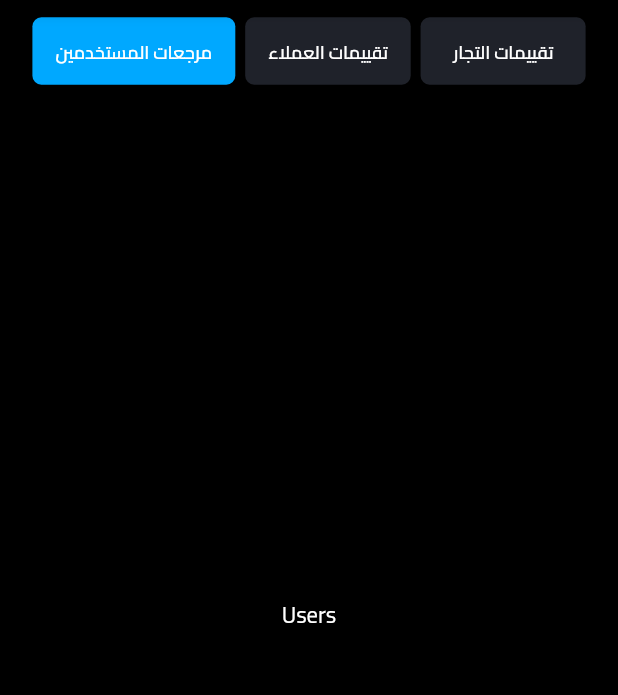
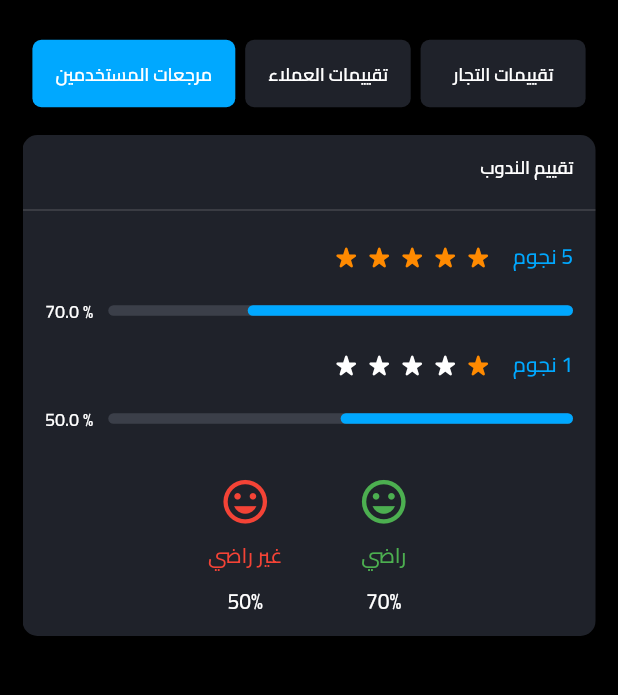
Before and after one commit to mohsen-mohamed/flutter_task, a Flutter app: the RatingPage screen opened by its route, after a tap on "تقييمات العملاء", after a tap on "مرجعات المستخدمين", on a phone screen of 412 x 824 dp, the part 84-779 px from its top. Run offline on Flutter 3.47's test engine with Material 2 defaults, Android fonts, the phone set to English and light mode, and no system bars; drawn by our look-alikes of flutter_rating_bar, percent_indicator; our stand-ins replace auto_route.

Commit message:
users rating card

```diff
--- a/lib/pages/rating/rating_page.dart
+++ b/lib/pages/rating/rating_page.dart
@@ -1,7 +1,7 @@
 import 'package:auto_route/auto_route.dart';
 import 'package:flutter/material.dart';
 import 'package:flutter_task/core/theme/theme.dart';
-import 'package:flutter_task/pages/rating/tabs/tab_button.dart';
+import 'package:flutter_task/pages/rating/widgets/tab_button.dart';
 
 import 'tabs/customers_tab.dart';
 import 'tabs/merchant_tab.dart';
@@ -41,7 +41,9 @@ class _RatingPageState extends State<RatingPage> with TickerProviderStateMixin {
           padding: const EdgeInsets.symmetric(vertical: 10, horizontal: 15),
           child: Column(
             children: [
-              Row(
+              Padding(
+                padding: const EdgeInsets.symmetric(vertical: 15),
+                child: Row(
                   mainAxisAlignment: MainAxisAlignment.spaceEvenly,
                   children: [
                     TabButton(
@@ -70,6 +72,7 @@ class _RatingPageState extends State<RatingPage> with TickerProviderStateMixin {
                     ),
                   ],
                 ),
+              ),
               TabBar(
                 controller: _tabController,
                 indicator: BoxDecoration(color: Theme.of(context).scaffoldBackgroundColor),
@@ -88,6 +91,7 @@ class _RatingPageState extends State<RatingPage> with TickerProviderStateMixin {
               Expanded(
                 child: TabBarView(
                   controller: _tabController,
+                  physics: const NeverScrollableScrollPhysics(),
                   children: const [
                     MerchantTab(),
                     CustomersTab(),
--- a/lib/pages/rating/tabs/merchant_tab.dart
+++ b/lib/pages/rating/tabs/merchant_tab.dart
@@ -1,10 +1,18 @@
 import 'package:flutter/material.dart';
+
+import '../widgets/merchant_rating_card.dart';
 
 class MerchantTab extends StatelessWidget {
   const MerchantTab({Key? key}) : super(key: key);
 
   @override
   Widget build(BuildContext context) {
-    return Scaffold(body: Center(child: Text("Merch",style: TextStyle(color: Colors.white),),));
+    return Scaffold(
+        body: ListView.separated(
+          itemCount: 3,
+          separatorBuilder: (_, __) => const SizedBox(height: 10),
+          itemBuilder: (context, index) => MerchantRatingCard(),
+        )
+    );
   }
 }
--- a/lib/pages/rating/tabs/users_tab.dart
+++ b/lib/pages/rating/tabs/users_tab.dart
@@ -1,10 +1,18 @@
 import 'package:flutter/material.dart';
+
+import '../widgets/user_rating_card.dart';
 
 class UsersTab extends StatelessWidget {
   const UsersTab({Key? key}) : super(key: key);
 
   @override
   Widget build(BuildContext context) {
-    return Scaffold(body: Center(child: Text("Users",style: TextStyle(color: Colors.white),),));
+    return Scaffold(
+        body: ListView.separated(
+          itemCount: 1,
+          separatorBuilder: (_, __) => const SizedBox(height: 10),
+          itemBuilder: (context, index) => const UserRatingCard(),
+        )
+    );
   }
 }
--- /dev/null
+++ b/lib/pages/rating/widgets/merchant_rating_card.dart
@@ -0,0 +1,47 @@
+import 'package:flutter/material.dart';
+
+import '../../../core/theme/theme.dart';
+
+class MerchantRatingCard extends StatefulWidget {
+  const MerchantRatingCard({Key? key}) : super(key: key);
+
+  @override
+  State<MerchantRatingCard> createState() => _MerchantRatingCardState();
+}
+
+class _MerchantRatingCardState extends State<MerchantRatingCard> {
+
+  final double _hight = 10;
+  @override
+  Widget build(BuildContext context) {
+    return Container(
+      decoration: BoxDecoration(
+        color: AppTheme.appGreyColor,
+        borderRadius: BorderRadius.circular(12),
+      ),
+      child: Padding(
+        padding: const EdgeInsets.symmetric(horizontal: 20,vertical: 10),
+        child: Column(
+          mainAxisAlignment: MainAxisAlignment.start,
+          crossAxisAlignment: CrossAxisAlignment.start,
+          children: [
+            //image
+            Row(),
+            SizedBox(height:_hight ),
+            // stars
+            Row(),
+            SizedBox(height:_hight ),
+            Text("هناك حقيقة مثبتة منذ زمن طويل وهي أن المحتوى المقروء لصفحة ما سيلهي القارئ عن التركيز على الشكل الخارجي للنص أو شكل توضع الفقرات في الصفحة التي يقرأها. ولذلك يتم استخدام طريقة لوريم إيبسوم لأنها تعطي توزيعاَ طبيعياَ -إلى حد ما- للأحرف",
+              style: TextStyle(fontSize: 12,fontWeight: FontWeight.w400,color: Color(0xffededed)),
+            ),
+            SizedBox(height:_hight ),
+            Row(
+              mainAxisAlignment: MainAxisAlignment.end,
+              children: [],
+            ),
+          ],
+        ),
+      ),
+    );
+  }
+}
--- /dev/null
+++ b/lib/pages/rating/widgets/rating_stars_widget.dart
@@ -0,0 +1,67 @@
+import 'package:flutter/material.dart';
+import 'package:flutter_rating_bar/flutter_rating_bar.dart';
+import 'package:flutter_task/core/theme/theme.dart';
+import 'package:percent_indicator/linear_percent_indicator.dart';
+
+class RatingStarsWidget extends StatelessWidget {
+  const RatingStarsWidget({required this.starsCount, required this.percentage, Key? key}) : super(key: key);
+
+  final int starsCount;
+  final double percentage;
+  @override
+  Widget build(BuildContext context) {
+    const textStyle = TextStyle(fontWeight: FontWeight.w500, fontSize: 14, color: AppTheme.defaultColor);
+    return Column(
+      crossAxisAlignment: CrossAxisAlignment.start,
+      children: [
+        Row(
+          children: [
+            Text(
+              starsCount.toString(),
+              style: textStyle,
+            ),
+            const Text(
+              " نجوم",
+              style: textStyle,
+            ),
+            const SizedBox(width: 12),
+            RatingBar.builder(
+              itemBuilder: (_, __) => const Icon(Icons.star_rate_rounded, color: Color(0xffFF8A00), size: 18),
+              onRatingUpdate: (_) {},
+              ignoreGestures: true,
+              unratedColor: Colors.white,
+              initialRating: starsCount.toDouble(),
+              minRating: 1,
+              maxRating: 5,
+              direction: Axis.horizontal,
+              itemSize: 20,
+              itemPadding: const EdgeInsets.symmetric(horizontal: 1),
+            ),
+          ],
+        ),
+        const SizedBox(height: 12),
+        Row(
+          children: [
+            Expanded(
+              child: LinearPercentIndicator(
+                // width: MediaQuery.of(context).size.width - 50,
+                animation: true,
+                isRTL: true,
+                lineHeight: 7,
+                animationDuration: 500,
+                percent: percentage/100,
+                barRadius: const Radius.circular(50),
+                progressColor: AppTheme.defaultColor,
+                backgroundColor: const Color(0xff3B3F49),
+                padding: EdgeInsets.zero,
+              ),
+            ),
+            const SizedBox(width: 10),
+            Text("% $percentage", style: const TextStyle(fontSize: 12, fontWeight: FontWeight.w500))
+          ],
+        ),
+        const SizedBox(height: 12),
+      ],
+    );
+  }
+}
--- /dev/null
+++ b/lib/pages/rating/widgets/user_rating_card.dart
@@ -0,0 +1,68 @@
+import 'package:flutter/material.dart';
+
+import '../../../core/theme/theme.dart';
+import 'rating_stars_widget.dart';
+
+class UserRatingCard extends StatefulWidget {
+  const UserRatingCard({Key? key}) : super(key: key);
+
+  @override
+  State<UserRatingCard> createState() => _UserRatingCardState();
+}
+
+class _UserRatingCardState extends State<UserRatingCard> {
+  @override
+  Widget build(BuildContext context) {
+    return Container(
+      decoration: BoxDecoration(
+        color: AppTheme.appGreyColor,
+        borderRadius: BorderRadius.circular(10),
+      ),
+      child: Column(
+        crossAxisAlignment: CrossAxisAlignment.start,
+        children: [
+          const Padding(
+            padding: EdgeInsets.symmetric(horizontal: 15,vertical: 10),
+            child: Text("تقييم الندوب",style: TextStyle(fontSize: 12,fontWeight: FontWeight.w600),),
+          ),
+          const Divider(thickness: .3,color: Color(0xff969696),),
+          Padding(
+            padding: const EdgeInsets.symmetric(horizontal: 15,vertical: 10),
+            child: Column(
+              mainAxisAlignment: MainAxisAlignment.start,
+              crossAxisAlignment: CrossAxisAlignment.start,
+              children: [
+                const RatingStarsWidget(starsCount: 5,percentage: 70,),
+                const RatingStarsWidget(starsCount: 1,percentage: 50,),
+                const SizedBox(height: 15),
+                Row(
+                  mainAxisAlignment: MainAxisAlignment.center,
+                  children: [
+                    Column(children: const [
+                      Icon(Icons.tag_faces,size: 35,color: Colors.green,),
+                      SizedBox(height: 5),
+                      Text("راضي",style: TextStyle(fontSize: 14,fontWeight: FontWeight.w500,color: Colors.green),),
+                      SizedBox(height: 5),
+                      Text("70%",style: TextStyle(fontSize: 14,fontWeight: FontWeight.w500),),
+
+                    ],),
+                    const SizedBox(width: 50),
+                    Column(children: const [
+                      Icon(Icons.tag_faces,size: 35,color: Colors.red,),
+                      SizedBox(height: 5),
+                      Text("غير راضي",style: TextStyle(fontSize: 14,fontWeight: FontWeight.w500,color: Colors.red),),
+                      SizedBox(height: 5),
+                      Text("50%",style: TextStyle(fontSize: 14,fontWeight: FontWeight.w500),),
+
+                    ],),
+                  ],
+                ),
+
+              ],
+            ),
+          ),
+        ],
+      ),
+    );
+  }
+}
--- a/lib/pages/status/status_summary_list_item.dart
+++ b/lib/pages/status/status_summary_list_item.dart
@@ -24,20 +24,20 @@ class StatusSummaryListItem extends StatelessWidget {
             child: Column(
               crossAxisAlignment: CrossAxisAlignment.start,
               children: [
-                Text("الاسم : خالد طايع",style: TextStyle(fontSize: 12,fontWeight: FontWeight.w400)),
+                const Text("الاسم : خالد طايع",style: TextStyle(fontSize: 12,fontWeight: FontWeight.w400)),
                 const SizedBox(height: 10),
-                Text("العنوان : ميدان صلاح الدين شارع المنشيه",style: TextStyle(fontSize: 12,fontWeight: FontWeight.w400)),
+                const Text("العنوان : ميدان صلاح الدين شارع المنشيه",style: TextStyle(fontSize: 12,fontWeight: FontWeight.w400)),
                 const SizedBox(height: 10),
                 Row(
                   mainAxisAlignment: MainAxisAlignment.spaceBetween,
                   children: [
                 Row(
-                  children: [
+                  children: const [
                     Text("المبلغ المستلم : ",style: TextStyle(fontSize: 12,fontWeight: FontWeight.w400)),
                     Text("280.00",style: TextStyle(color: Color(0xff34D399), fontSize: 12,fontWeight: FontWeight.w600)),
                   ],
                 ),
-                    IconButton(onPressed: (){}, icon: Icon(Icons.call,color: Colors.greenAccent,size: 15,))
+                    IconButton(onPressed: (){}, icon: const Icon(Icons.call,color: Colors.greenAccent,size: 15,))
 
                   ],
                 ),
--- a/pubspec.yaml
+++ b/pubspec.yaml
@@ -12,6 +12,8 @@ dependencies:
   flutter_localizations:
     sdk: flutter
   auto_route: ^6.0.5
+  flutter_rating_bar: ^4.0.1
+  percent_indicator: ^4.2.3
 
   cupertino_icons: ^1.0.2
 
```
Also changed, not shown: lib/pages/rating/widgets/tab_button.dart (renamed from lib/pages/rating/tabs/tab_button.dart), pubspec.lock. Lines whose indentation alone changed are shown as unchanged.
